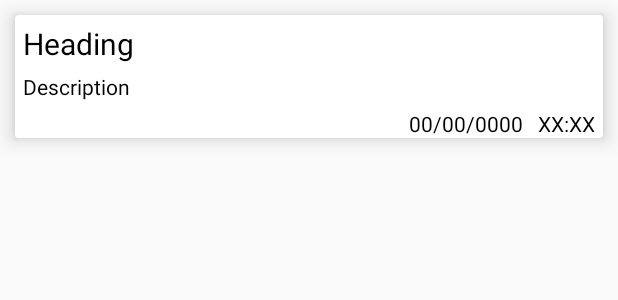
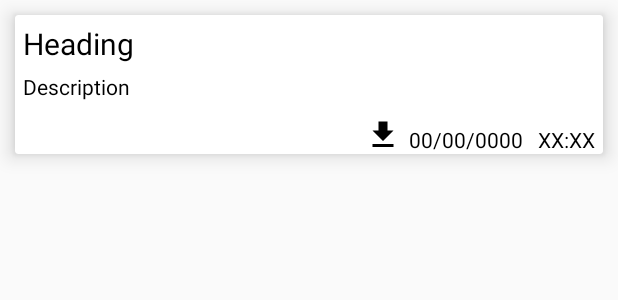
Before and after one commit to Google-design/ISD, an Android app built with Jetpack Compose: the layout item.xml on its own in the app's theme, with its tools: preview values and no code run, on a phone screen of 412 x 824 dp. Shown: the top 300 px of the screen. Run offline under Robolectric (Android 15) with nearby library versions, the phone set to English and light mode, and no system bars.

Commit message:
updates 4

```diff
--- a/app/build.gradle.kts
+++ b/app/build.gradle.kts
@@ -68,6 +68,7 @@ dependencies {
     implementation("androidx.compose.material3:material3")
     implementation("com.google.firebase:firebase-messaging:23.4.0")
     implementation("com.google.firebase:firebase-firestore:24.10.1")
+    implementation("com.google.firebase:firebase-storage-ktx:20.3.0")
     testImplementation("junit:junit:4.13.2")
     //gson
     implementation("com.google.code.gson:gson:2.10.1")
--- a/app/src/main/AndroidManifest.xml
+++ b/app/src/main/AndroidManifest.xml
@@ -2,6 +2,7 @@
 <manifest xmlns:android="http://schemas.android.com/apk/res/android"
     xmlns:tools="http://schemas.android.com/tools">
     <uses-permission android:name="android.permission.INTERNET" />
+    <uses-permission android:name="android.permission.WRITE_EXTERNAL_STORAGE" />
 
     <application
         android:allowBackup="true"
--- a/app/src/main/java/com/isd/isd/Data.kt
+++ b/app/src/main/java/com/isd/isd/Data.kt
@@ -1,10 +1,11 @@
 package com.isd.isd
 
-import java.util.Date
+import android.graphics.Bitmap
 
 data class Data1(
     val header: String? = null,
     val description: String? = null,
     val date: String? = null,
-    val time: String? = null
+    val time: String? = null,
+    val imgpath: Bitmap? = null
 )
--- a/app/src/main/java/com/isd/isd/Navigation_Prayer_Times.kt
+++ b/app/src/main/java/com/isd/isd/Navigation_Prayer_Times.kt
@@ -12,6 +12,7 @@ import androidx.activity.findViewTreeFullyDrawnReporterOwner
 import androidx.lifecycle.lifecycleScope
 import com.facebook.shimmer.ShimmerFrameLayout
 import com.google.firebase.firestore.FirebaseFirestore
+import com.google.firebase.ktx.Firebase
 import kotlinx.coroutines.Dispatchers
 import kotlinx.coroutines.launch
 import kotlinx.coroutines.withContext
@@ -48,6 +49,7 @@ class Navigation_Prayer_Times : Fragment() {
     private lateinit var maghribtime: TextView
     private lateinit var jummahtime: TextView
     private lateinit var ishatime: TextView
+
 
 
     override fun onCreate(savedInstanceState: Bundle?) {
@@ -237,6 +239,8 @@ class Navigation_Prayer_Times : Fragment() {
                 }
         }
     }
+
+
 
     // Function to call getAdhanTimes() only after parsing is complete
     suspend fun getAdhanTimes(completionCallback: () -> Unit){
--- /dev/null
+++ b/app/src/main/res/drawable/baseline_download_24.xml
@@ -0,0 +1,5 @@
+<vector android:height="24dp" android:tint="#000000"
+    android:viewportHeight="24" android:viewportWidth="24"
+    android:width="24dp" xmlns:android="http://schemas.android.com/apk/res/android">
+    <path android:fillColor="@android:color/white" android:pathData="M5,20h14v-2H5V20zM19,9h-4V3H9v6H5l7,7L19,9z"/>
+</vector>
--- a/app/src/main/res/layout/item.xml
+++ b/app/src/main/res/layout/item.xml
@@ -23,6 +23,15 @@
             app:layout_constraintTop_toTopOf="parent"
             app:layout_constraintStart_toStartOf="parent"/>
 
+        <ImageView
+            android:id="@+id/download_icon"
+            android:layout_width="wrap_content"
+            android:layout_height="wrap_content"
+            android:src="@drawable/baseline_download_24"
+            android:layout_marginRight="5dp"
+            app:layout_constraintTop_toBottomOf="@id/image_item"
+            app:layout_constraintEnd_toStartOf="@id/date_tv" />
+
         <TextView
             android:layout_width="match_parent"
             android:layout_height="wrap_content"
@@ -36,6 +45,13 @@
             app:layout_constraintTop_toBottomOf="@+id/header_tv"
             app:layout_constraintStart_toStartOf="parent" />
 
+        <ImageView
+            android:id="@+id/image_item"
+            android:layout_width="match_parent"
+            android:layout_height="wrap_content"
+            android:padding="5dp"
+            app:layout_constraintTop_toBottomOf="@id/description_tv"/>
+
         <TextView
             android:layout_width="wrap_content"
             android:layout_height="wrap_content"
@@ -45,7 +61,7 @@
             android:textColor="@color/black"
             android:textSize="14sp"
             android:layout_marginTop="10dp"
-            app:layout_constraintTop_toBottomOf="@+id/description_tv"
+            app:layout_constraintTop_toBottomOf="@+id/image_item"
             app:layout_constraintEnd_toEndOf="parent"/>
 
         <TextView
@@ -57,7 +73,7 @@
             android:textSize="14sp"
             android:layout_marginTop="5dp"
             android:layout_marginEnd="10dp"
-            app:layout_constraintTop_toBottomOf="@+id/description_tv"
+            app:layout_constraintTop_toBottomOf="@+id/image_item"
             app:layout_constraintEnd_toStartOf="@id/time_tv" />
 
 
```
Also changed, not shown: app/src/main/java/com/isd/isd/Adapter.kt (+78 -12 lines), app/src/main/java/com/isd/isd/MainActivity.kt (+39 -17 lines), app/src/main/java/com/isd/isd/Navigation_Notifications.kt (+101 -87 lines).
